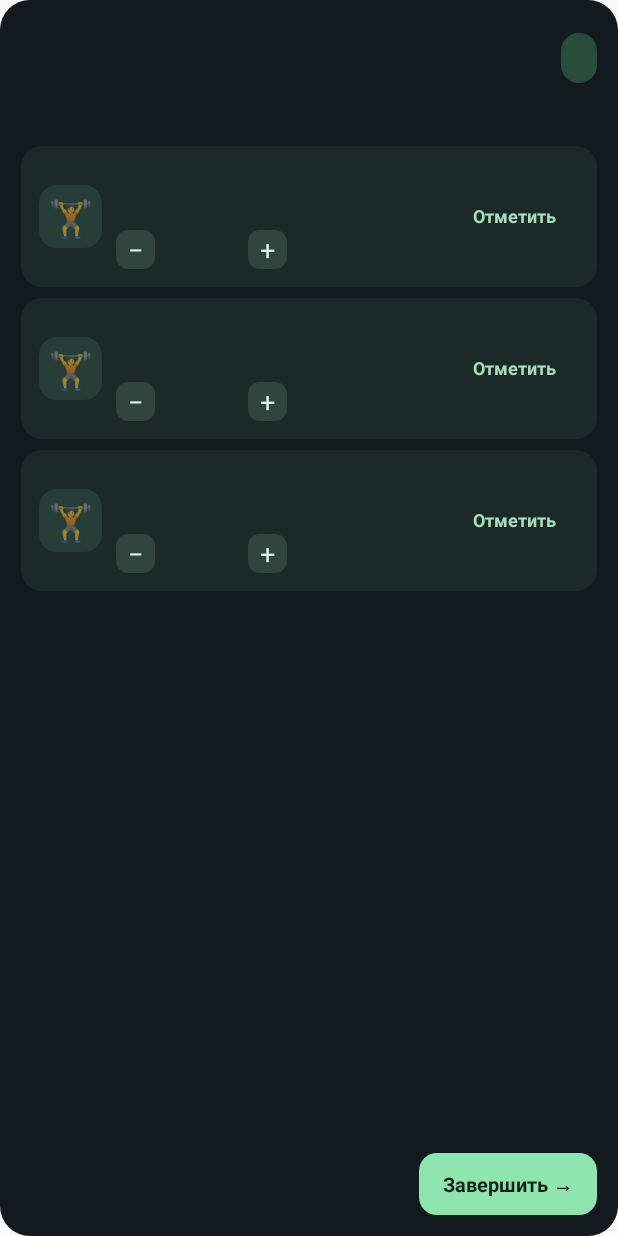
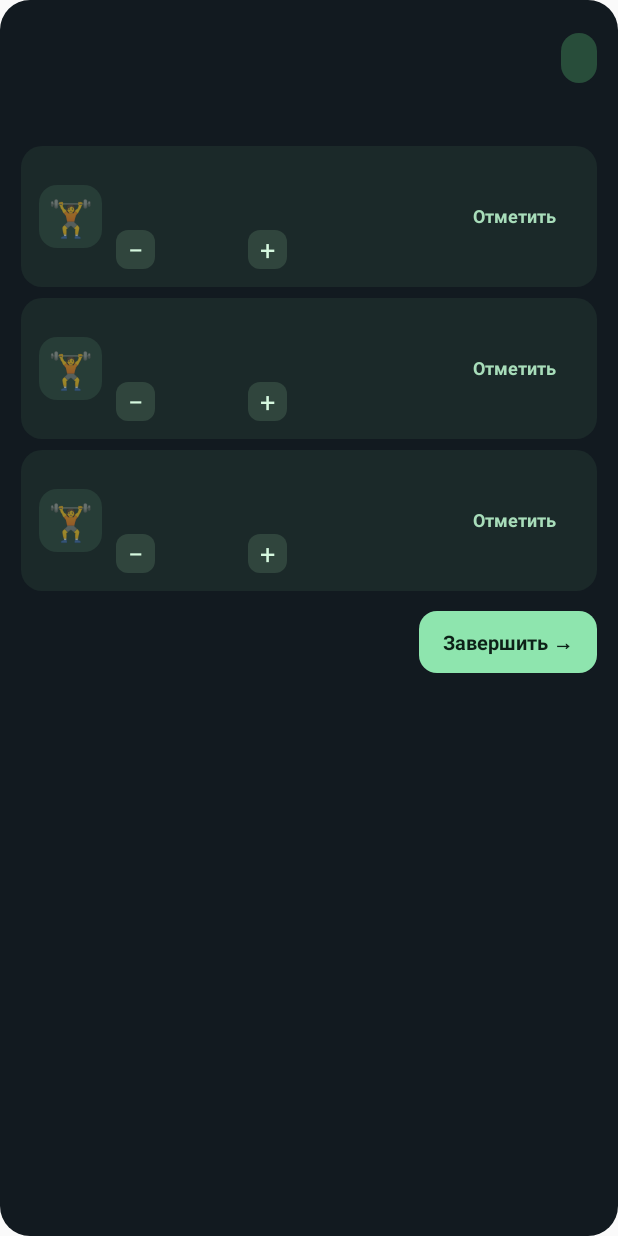
Before and after one commit to DenisovR/workout-widget, an Android app: the layout widget.xml on its own in the app's theme, with its tools: preview values and no code run, on a phone screen of 412 x 824 dp. Run offline under Robolectric (Android 15) with nearby library versions, the phone set to English and light mode, and no system bars.

Commit message:
Use natural exercise card height instead of stretched blank space

```diff
--- a/app/src/main/res/layout/widget.xml
+++ b/app/src/main/res/layout/widget.xml
@@ -10,7 +10,7 @@
   <TextView android:id="@+id/count" android:layout_width="wrap_content" android:layout_height="wrap_content" android:background="@drawable/pill" android:textColor="#C3F9D4" android:textSize="13sp" android:textStyle="bold" android:paddingLeft="12dp" android:paddingRight="12dp" android:paddingTop="7dp" android:paddingBottom="7dp"/>
  </LinearLayout>
  <TextView android:id="@+id/subtitle" android:layout_width="match_parent" android:layout_height="wrap_content" android:layout_marginTop="7dp" android:textColor="#9DAEB0" android:textSize="12sp"/>
- <LinearLayout android:layout_width="match_parent" android:layout_height="0dp" android:layout_weight="1" android:orientation="vertical" android:layout_marginTop="10dp">
+ <LinearLayout android:layout_width="match_parent" android:layout_height="wrap_content" android:orientation="vertical" android:layout_marginTop="10dp">
   <include layout="@layout/exercise_one"/>
   <include layout="@layout/exercise_two"/>
   <include layout="@layout/exercise_three"/>
```
